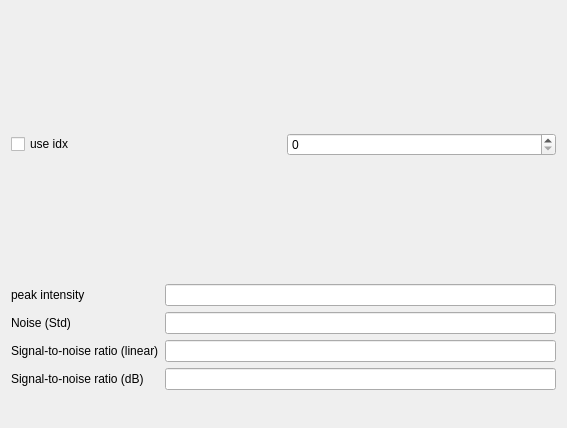
Qt form src/form/plot/SignalNoiseRatio/signalnoiseratio.ui (MRsoymilk/MySerial) before a commit.
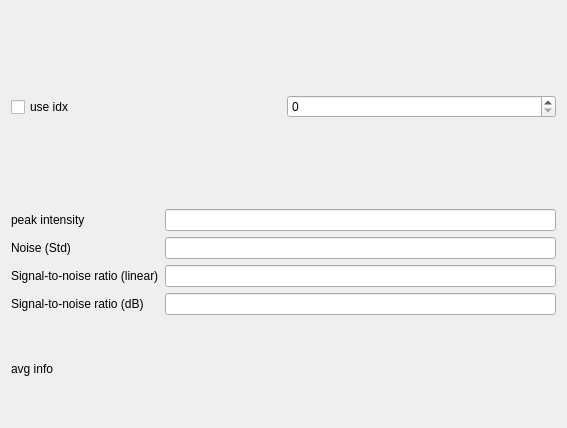
The same form after that commit.

Commit message: SignalNoiseRatio: add avg value

The edit to the form file:
```diff
--- a/src/form/plot/SignalNoiseRatio/signalnoiseratio.ui
+++ b/src/form/plot/SignalNoiseRatio/signalnoiseratio.ui
@@ -13,7 +13,25 @@
   <property name="windowTitle">
    <string>SignalNoiseRatio</string>
   </property>
-  <layout class="QGridLayout" name="gridLayout" rowstretch="0,0,0,1">
+  <layout class="QGridLayout" name="gridLayout" rowstretch="0,0,0,1,0">
+   <item row="0" column="0" rowspan="2">
+    <layout class="QHBoxLayout" name="horizontalLayout">
+     <item>
+      <widget class="QCheckBox" name="checkBoxUseIdx">
+       <property name="text">
+        <string>use idx</string>
+       </property>
+      </widget>
+     </item>
+     <item>
+      <widget class="QSpinBox" name="spinBoxIdx">
+       <property name="maximum">
+        <number>99999</number>
+       </property>
+      </widget>
+     </item>
+    </layout>
+   </item>
    <item row="2" column="0">
     <layout class="QFormLayout" name="formLayout">
      <item row="0" column="0">
@@ -61,23 +79,12 @@
    <item row="3" column="0">
     <layout class="QGridLayout" name="gLayChart"/>
    </item>
-   <item row="0" column="0" rowspan="2">
-    <layout class="QHBoxLayout" name="horizontalLayout">
-     <item>
-      <widget class="QCheckBox" name="checkBoxUseIdx">
-       <property name="text">
-        <string>use idx</string>
-       </property>
-      </widget>
-     </item>
-     <item>
-      <widget class="QSpinBox" name="spinBoxIdx">
-       <property name="maximum">
-        <number>99999</number>
-       </property>
-      </widget>
-     </item>
-    </layout>
+   <item row="4" column="0">
+    <widget class="QLabel" name="labelAvgInfo">
+     <property name="text">
+      <string>avg info</string>
+     </property>
+    </widget>
    </item>
   </layout>
  </widget>
```
The commit also changes 2 other files.
